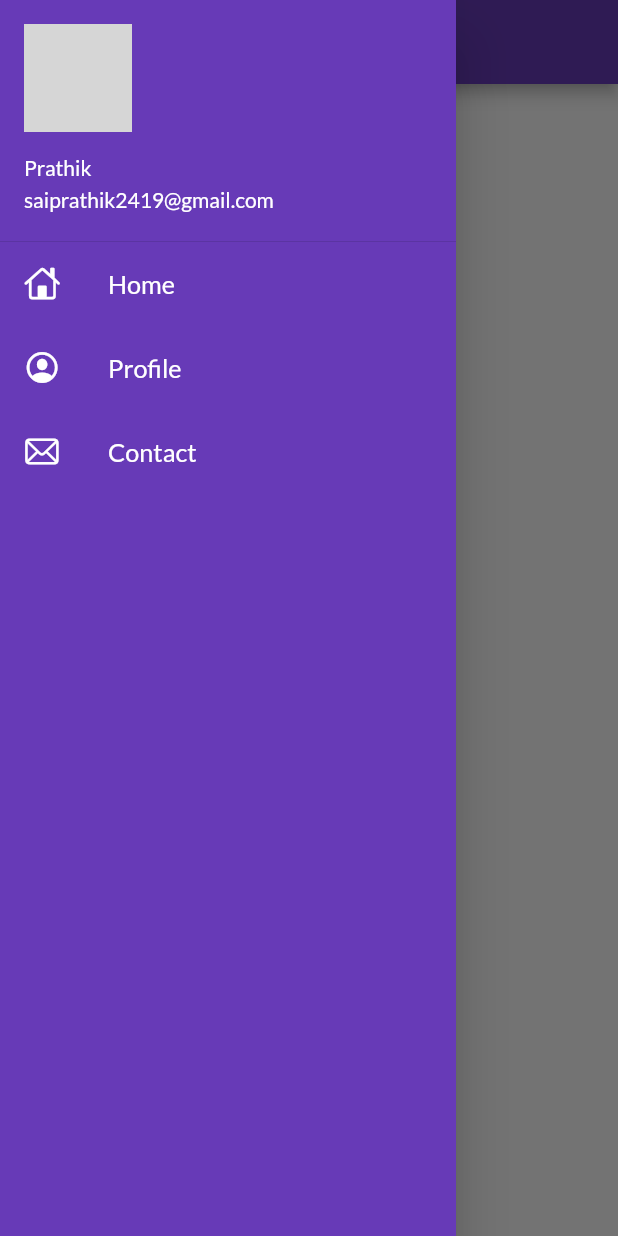
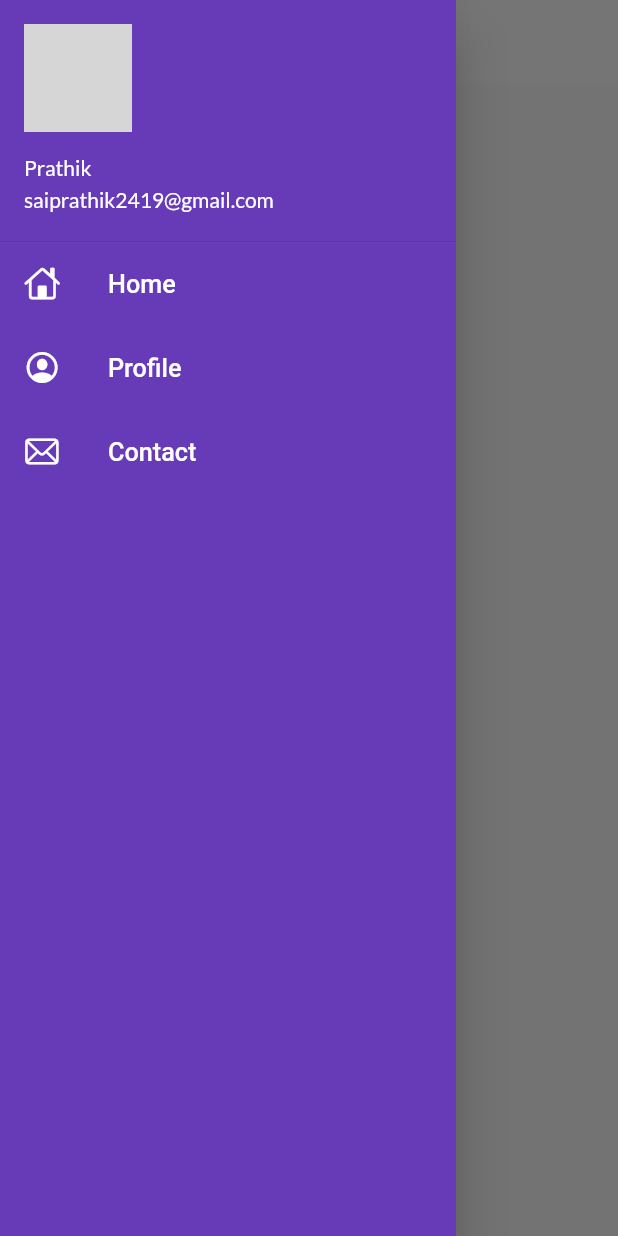
Before and after one commit to prathik2401/Catalog-App-Using-Flutter, a Flutter app: the screen it shows after launch, with the side drawer open, on a phone screen of 412 x 824 dp. Run offline on Flutter 3.47's test engine with Material 2 defaults, Android fonts, the phone set to English and light mode, and no system bars; our stand-ins replace google_fonts; network calls fail; grey boxes are pictures that could not be loaded.

Commit message:
Day 10 theme complete

```diff
--- a/lib/main.dart
+++ b/lib/main.dart
@@ -2,6 +2,7 @@ import 'package:flutter/material.dart';
 import 'package:flutter_intro_project/pages/home_page.dart';
 import 'package:flutter_intro_project/pages/login_page.dart';
 import 'package:flutter_intro_project/utils/routes.dart';
+import 'package:flutter_intro_project/widget/themes.dart';
 import 'package:google_fonts/google_fonts.dart';
 
 void main() {
@@ -15,13 +16,10 @@ class MyApplication extends StatelessWidget {
   @override
   Widget build(BuildContext context) {
     return MaterialApp(
-      themeMode: ThemeMode.system,
+      themeMode: ThemeMode.light,
       debugShowCheckedModeBanner: false,
-      theme: ThemeData(
-        primarySwatch: Colors.deepPurple,
-        fontFamily: GoogleFonts.lato().fontFamily,
-      ),
-      darkTheme: ThemeData(primarySwatch: Colors.deepPurple),
+      theme: MyTheme.lightTheme(context),
+      darkTheme: MyTheme.darkTheme(context),
       initialRoute: MyRoutes.homeRoute,
       routes: {
         "/": (context) => const LoginPage(),
--- a/lib/pages/home_page.dart
+++ b/lib/pages/home_page.dart
@@ -10,7 +10,9 @@ class HomePage extends StatelessWidget {
   Widget build(BuildContext context) {
     return Scaffold(
       appBar: AppBar(
-        title: const Text("First Application"),
+        title: const Text(
+          "Catalog",
+        ),
       ),
       body: const Center(child: Text("Welcome 👋")),
       drawer: const MyDrawer(),
--- /dev/null
+++ b/lib/widget/themes.dart
@@ -0,0 +1,25 @@
+import 'package:flutter/material.dart';
+import 'package:google_fonts/google_fonts.dart';
+
+class MyTheme {
+  static ThemeData lightTheme(BuildContext context) => ThemeData(
+      primarySwatch: Colors.deepPurple,
+      fontFamily: GoogleFonts.lato().fontFamily,
+      appBarTheme: const AppBarTheme(
+          color: Colors.white,
+          elevation: 0.0,
+          iconTheme: IconThemeData(color: Colors.black),
+          titleTextStyle: TextStyle(color: Colors.black)),
+      textTheme: Theme.of(context).textTheme);
+
+  static ThemeData darkTheme(BuildContext context) => ThemeData(
+        fontFamily: GoogleFonts.lato().fontFamily,
+        brightness: Brightness.dark,
+        appBarTheme: const AppBarTheme(
+            color: Colors.black,
+            elevation: 0.0,
+            iconTheme: IconThemeData(color: Colors.white),
+            titleTextStyle: TextStyle(color: Colors.white)),
+        textTheme: Theme.of(context).textTheme,
+      );
+}
```
